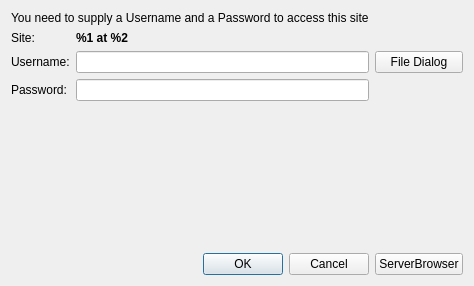
Jyeong2c/TeamProject, file http/authenticationdialog.ui: the form before one commit.
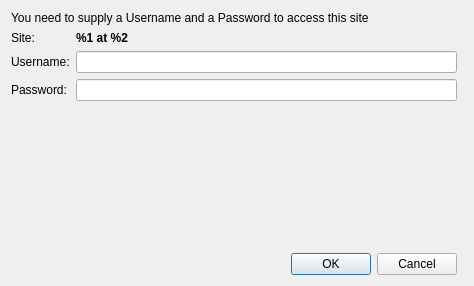
The form after the commit.

Commit message:
tabWidget in server
tabWidget in server Active

Diff of the .ui file:
```diff
--- a/http/authenticationdialog.ui
+++ b/http/authenticationdialog.ui
@@ -51,13 +51,6 @@
    <item row="2" column="1">
     <widget class="QLineEdit" name="userEdit"/>
    </item>
-   <item row="5" column="2">
-    <widget class="QPushButton" name="newServerBrowser">
-     <property name="text">
-      <string>ServerBrowser</string>
-     </property>
-    </widget>
-   </item>
    <item row="1" column="1">
     <widget class="QLabel" name="siteDescription">
      <property name="font">
@@ -73,13 +66,6 @@
      </property>
     </widget>
    </item>
-   <item row="2" column="2">
-    <widget class="QPushButton" name="fileDialogButton">
-     <property name="text">
-      <string>File Dialog</string>
-     </property>
-    </widget>
-   </item>
    <item row="3" column="0">
     <widget class="QLabel" name="label_3">
      <property name="text">
```
The commit also changes 2 other files.
